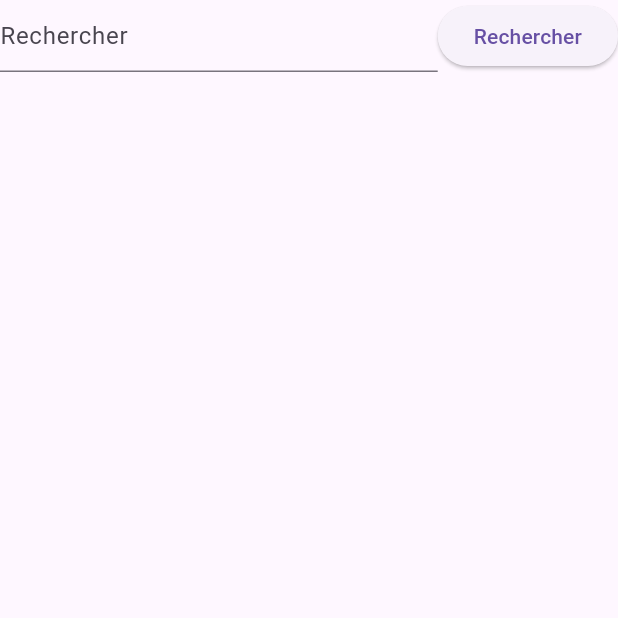
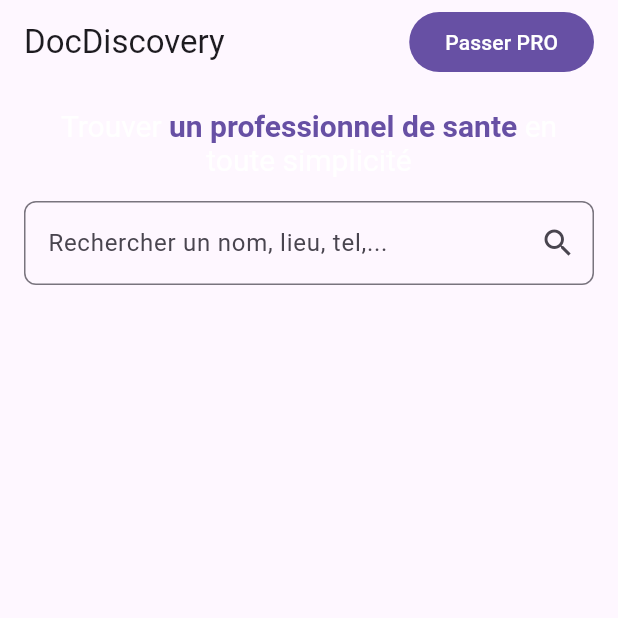
Before and after one commit to narisraz/doc-discovery, a Flutter app: the screen it shows after launch, on a phone screen of 412 x 824 dp, the top half of it. Run offline on Flutter 3.47's test engine with Material 3 defaults, Android fonts, the phone set to English and light mode, and no system bars; our stand-ins replace cloud_firestore, dartz, equatable, firebase_core, flutter_riverpod, riverpod_annotation; missing offline and left inert: algolia; accounts and stored records are empty; generated files the repository leaves out were written again.

Commit message:
💄 Ameliorate ui

```diff
--- a/lib/main.dart
+++ b/lib/main.dart
@@ -20,6 +20,7 @@ class MyApp extends StatelessWidget {
   Widget build(BuildContext context) {
     return MaterialApp(
       title: 'Flutter Demo',
+      debugShowCheckedModeBanner: false,
       theme: ThemeData(
         // This is the theme of your application.
         //
@@ -33,7 +34,18 @@ class MyApp extends StatelessWidget {
         useMaterial3: true,
         primarySwatch: Colors.blue,
       ),
-      home: const Scaffold(body: SearchPractitioner()),
+      home: Scaffold(
+          body: const SearchPractitioner(),
+          appBar: AppBar(
+            title: const Text("DocDiscovery"),
+            actions: [
+              Padding(
+                padding: const EdgeInsets.symmetric(horizontal: 16),
+                child: FilledButton(
+                    onPressed: () {}, child: const Text("Passer PRO")),
+              )
+            ],
+          )),
     );
   }
 }
--- a/lib/presentation/search/search_practitioner.dart
+++ b/lib/presentation/search/search_practitioner.dart
@@ -30,25 +30,53 @@ class SearchPractitionerState extends ConsumerState<SearchPractitioner> {
 
     return SingleChildScrollView(
       child: Column(children: [
-        Row(
+        Padding(
+          padding: const EdgeInsets.symmetric(horizontal: 16, vertical: 16),
+          child: RichText(
+              textAlign: TextAlign.center,
+              text: TextSpan(
+                  text: "Trouver",
+                  style: const TextStyle(fontSize: 20),
+                  children: [
+                    TextSpan(
+                        text: " un professionnel de sante",
+                        style: TextStyle(
+                            fontSize: 20,
+                            fontWeight: FontWeight.bold,
+                            color: Theme.of(context).colorScheme.primary)),
+                    const TextSpan(
+                        text: " en toute simplicité",
+                        style: TextStyle(fontSize: 20))
+                  ])),
+        ),
+        Padding(
+          padding: const EdgeInsets.symmetric(horizontal: 16),
+          child: Row(
             mainAxisSize: MainAxisSize.min,
             children: [
               Expanded(
                 child: TextFormField(
                   controller: searchController,
+                  onEditingComplete: search,
                   key: const Key('search-input'),
-                  decoration: const InputDecoration(
-                    hintText: 'Rechercher',
-                  )),
+                  decoration: InputDecoration(
+                      border: OutlineInputBorder(
+                          borderRadius: BorderRadius.circular(8)),
+                      hintText: 'Rechercher un nom, lieu, tel,...',
+                      suffixIcon: IconButton(
+                          key: const Key('search-button'),
+                          onPressed: search,
+                          icon: const Icon(
+                            Icons.search,
+                          ))),
                 ),
-            ElevatedButton(
-              onPressed: search,
-              key: const Key('search-button'),
-              child: const Text('Rechercher'),
-            )
+              ),
             ],
           ),
-        FutureBuilder(
+        ),
+        Padding(
+          padding: const EdgeInsets.all(16),
+          child: FutureBuilder(
             future: results,
             builder: (context, snapshot) {
               if (snapshot.connectionState == ConnectionState.done) {
@@ -63,6 +91,7 @@ class SearchPractitionerState extends ConsumerState<SearchPractitioner> {
               }
               return const CircularProgressIndicator();
             },
+          ),
         )
       ]),
     );
```
Also changed, not shown: lib/presentation/profile/practitioner_profile.dart (+85 -12 lines), lib/presentation/search/search_result_item.dart (+12 -10 lines). Lines whose indentation alone changed are shown as unchanged.
